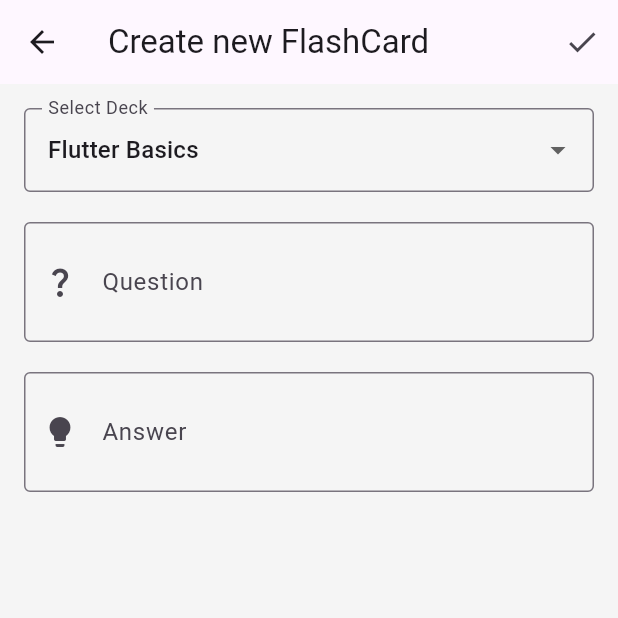
After one commit to Ali1raz/Practicing-flutter, a Flutter app: the screen it shows after launch, after a tap on the "add" icon, on a phone screen of 412 x 824 dp, the top half of it. The commit adds this screen. Run offline on Flutter 3.47's test engine with Material 3 defaults, Android fonts, the phone set to English and light mode, and no system bars.

Commit message:
add add flashcard screen

```diff
--- /dev/null
+++ b/lib/add_flashcard_screen.dart
@@ -0,0 +1,95 @@
+import 'package:flutter/material.dart';
+import 'deck.dart';
+import 'flashcard.dart';
+
+class AddFlashcardScreen extends StatefulWidget {
+  final List<Deck> decks;
+  final Function(Flashcard, String) onFlashcardAdd;
+
+  const AddFlashcardScreen({
+    super.key,
+    required this.decks,
+    required this.onFlashcardAdd
+  });
+
+  @override
+  _AddFlashcardScreenState createState() => _AddFlashcardScreenState();
+}
+
+class _AddFlashcardScreenState extends State<AddFlashcardScreen> {
+  final _formKey = GlobalKey<FormState>();
+  late String _selectedDeck;
+  String _question = '';
+  String _answer = '';
+
+  @override
+  void initState() {
+    super.initState();
+    _selectedDeck = widget.decks.first.title;
+  }
+
+  void _submitForm() {
+    if (_formKey.currentState!.validate()) {
+      final newCard = Flashcard(question: _question.trim(), answer: _answer.trim());
+      widget.onFlashcardAdd(newCard, _selectedDeck);
+      Navigator.pop(context);
+    }
+  }
+
+  @override
+  Widget build(BuildContext context) {
+    return Scaffold(
+      appBar: AppBar(
+        title: const Text("Create new FlashCard"),
+        actions: [
+          IconButton(onPressed: _submitForm, icon: const Icon(Icons.check)),
+        ],
+      ),
+      body: Padding(
+        padding: const EdgeInsets.all(16),
+        child: Form(
+          key: _formKey,
+          child: Column(
+            children: [
+              DropdownButtonFormField<String>(
+                value: _selectedDeck,
+                items: widget.decks
+                    .map((deck) => DropdownMenuItem(
+                        value: deck.title,
+                        child: Text(deck.title),
+                      )).toList(),
+                  onChanged: (value) => setState(() => _selectedDeck = value!),
+                decoration: const InputDecoration(
+                  labelText: "Select Deck",
+                  border: OutlineInputBorder(),
+                ),
+              ),
+              const SizedBox(height: 20),
+              TextFormField(
+                decoration: const InputDecoration(
+                  labelText: "Question",
+                  border: OutlineInputBorder(),
+                  prefixIcon: Icon(Icons.question_mark),
+                ),
+                validator: (val) => val!.trim().isEmpty ? "Required": null,
+                onChanged: (val) => _question = val,
+                maxLines: 2,
+              ),
+              const SizedBox(height: 20),
+              TextFormField(
+                decoration: const InputDecoration(
+                  labelText: "Answer",
+                  border: OutlineInputBorder(),
+                  prefixIcon: Icon(Icons.lightbulb),
+                ),
+                validator: (val) => val!.trim().isEmpty ? "Answer": null,
+                onChanged: (val) => _answer = val,
+                maxLines: 2,
+              ),
+            ],
+          ),
+        ),
+      ),
+    );
+  }
+}
--- a/lib/deck_selection_screen.dart
+++ b/lib/deck_selection_screen.dart
@@ -1,9 +1,16 @@
 import 'package:flutter/material.dart';
+import 'package:md/add_flashcard_screen.dart';
 import './flashcard.dart';
 import './deck.dart';
 import './flashcard_selection_screen.dart';
 
-class DeckSelectionScreen extends StatelessWidget {
+class DeckSelectionScreen extends StatefulWidget {
+  const DeckSelectionScreen({super.key});
+
+  @override
+  _DeckSelectionScreenState createState() => _DeckSelectionScreenState();
+}
+class _DeckSelectionScreenState extends State<DeckSelectionScreen> {
   final List<Deck> decks = [
     Deck(
         title: "Flutter Basics",
@@ -21,10 +28,15 @@ class DeckSelectionScreen extends StatelessWidget {
     )
   ];
 
-  DeckSelectionScreen({super.key});
+  void _handleFlashcardAdded(Flashcard newCard, String deckTitle) {
+    setState(() {
+      decks.firstWhere((deck) => deck.title == deckTitle).cards.add(newCard);
+    });
+  }
 
   @override Widget build(BuildContext context) {
     return Scaffold(
+      floatingActionButton: FloatingActionButton(onPressed: () => Navigator.push(context, MaterialPageRoute(builder: (context)=>AddFlashcardScreen(decks: decks, onFlashcardAdd: _handleFlashcardAdded),),),child: const Icon(Icons.add),),
       appBar: AppBar(title: Text("Choose a deck")),
       body: ListView.builder(
           itemCount: decks.length,
```
